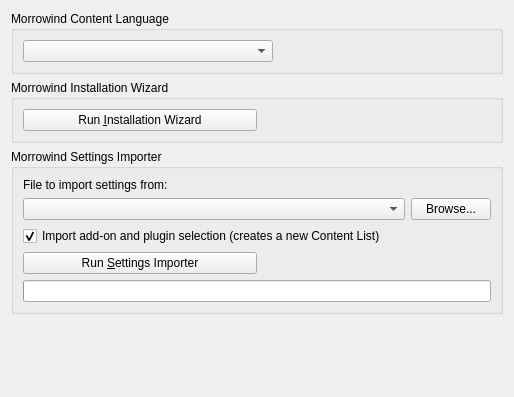
Above: files/ui/settingspage.ui from sunhawken/openmw before the change. Below: the same form after it.
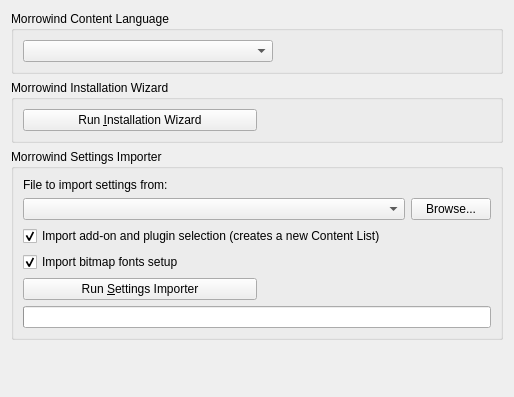
That is the form after the change.

Commit message: Allow users to decide if they need to import bitmap fonts

```diff
--- a/files/ui/settingspage.ui
+++ b/files/ui/settingspage.ui
@@ -112,6 +112,21 @@
         </property>
        </widget>
       </item>
+      <item>
+       <widget class="QCheckBox" name="fontsCheckBox">
+        <property name="text">
+         <string>Import bitmap fonts setup</string>
+        </property>
+        <property name="toolTip">
+         <string>Fonts shipped with the original engine are blurry with UI scaling and support only a small amount of characters,
+so OpenMW provides another set of fonts to avoid these issues. These fonts use TrueType technology and are quite similar
+to default Morrowind fonts. Check this box if you still prefer original fonts over OpenMW ones or if you use custom bitmap fonts.</string>
+        </property>
+        <property name="checked">
+         <bool>true</bool>
+        </property>
+       </widget>
+      </item>
       <item>
        <layout class="QGridLayout" name="gridLayout_4" columnstretch="1,1">
         <item row="2" column="1">
```
The commit also changes 6 other files.
